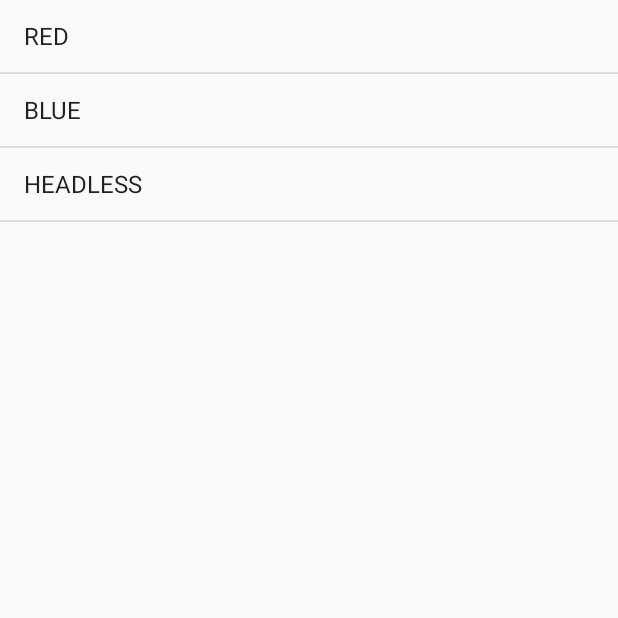
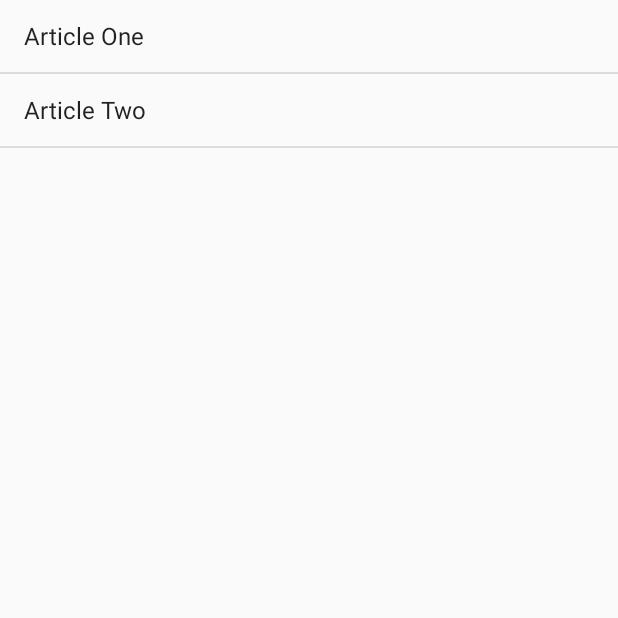
Before and after one commit to ahegde3/naren, an Android app: the screen it shows after launch (MainActivity), on a phone screen of 412 x 824 dp, the top half of it. Run offline under Robolectric (Android 15) with nearby library versions, the phone set to English and light mode, and no system bars.

Commit message:
Updated the app

```diff
--- a/FragmemtSample/app/src/main/java/sample/naren/com/fragmemtsample/FirstFragment.java
+++ /dev/null
@@ -1,62 +0,0 @@
-package sample.naren.com.fragmemtsample;
-
-import android.app.Activity;
-import android.os.Build;
-import android.os.Bundle;
-import android.support.v4.app.ListFragment;
-import android.view.View;
-import android.widget.ArrayAdapter;
-import android.widget.ListView;
-
-/**
- * Created by nsbisht on 4/27/16.
- */
-public class FirstFragment extends ListFragment {
-
-
-    public interface OnHandleItemSelected {
-        public void onButtonSelected(int index);
-    }
-
-    private OnHandleItemSelected mCallback;
-
-    @Override
-    public void onCreate(Bundle savedInstanceState) {
-        super.onCreate(savedInstanceState);
-        // We need to use a different list item layout for devices older than Honeycomb
-        int layout = Build.VERSION.SDK_INT >= Build.VERSION_CODES.HONEYCOMB ?
-                android.R.layout.simple_list_item_activated_1 : android.R.layout.simple_list_item_1;
-
-        // Create an array adapter for the list view, using the Ipsum headlines array
-        setListAdapter(new ArrayAdapter<String>(getActivity(), layout, new String[]{"RED", "BLUE", "HEADLESS"}));
-    }
-
-    @Override
-    public void onAttach(Activity activity) {
-        super.onAttach(activity);
-        // This makes sure that the container activity has implemented
-        // the callback interface. If not, it throws an exception.
-        try {
-            mCallback = (OnHandleItemSelected) activity;
-        } catch (ClassCastException e) {
-            throw new ClassCastException(activity.toString()
-                    + " must implement OnHandleItemSelected");
-        }
-    }
-
-    @Override
-    public void onListItemClick(ListView l, View v, int position, long id) {
-        mCallback.onButtonSelected(position);
-        getListView().setItemChecked(position, true);
-    }
-
-    @Override
-    public void onStart() {
-        super.onStart();
-        // When in two-pane layout, set the listview to highlight the selected list item
-        // (We do this during onStart because at the point the listview is available.)
-        if (getFragmentManager().findFragmentById(R.id.first_fragment) != null) {
-            getListView().setChoiceMode(ListView.CHOICE_MODE_SINGLE);
-        }
-    }
-}
--- /dev/null
+++ b/FragmemtSample/app/src/main/java/sample/naren/com/fragmemtsample/HeadlinesFragment.java
@@ -0,0 +1,80 @@
+/*
+ * Copyright (C) 2012 The Android Open Source Project
+ *
+ * Licensed under the Apache License, Version 2.0 (the "License");
+ * you may not use this file except in compliance with the License.
+ * You may obtain a copy of the License at
+ *
+ *      http://www.apache.org/licenses/LICENSE-2.0
+ *
+ * Unless required by applicable law or agreed to in writing, software
+ * distributed under the License is distributed on an "AS IS" BASIS,
+ * WITHOUT WARRANTIES OR CONDITIONS OF ANY KIND, either express or implied.
+ * See the License for the specific language governing permissions and
+ * limitations under the License.
+ */
+package sample.naren.com.fragmemtsample;
+
+import android.app.Activity;
+import android.os.Build;
+import android.os.Bundle;
+import android.support.v4.app.ListFragment;
+import android.view.View;
+import android.widget.ArrayAdapter;
+import android.widget.ListView;
+
+public class HeadlinesFragment extends ListFragment {
+    OnHeadlineSelectedListener mCallback;
+
+    // The container Activity must implement this interface so the frag can deliver messages
+    public interface OnHeadlineSelectedListener {
+        /** Called by HeadlinesFragment when a list item is selected */
+        public void onArticleSelected(int position);
+    }
+
+    @Override
+    public void onCreate(Bundle savedInstanceState) {
+        super.onCreate(savedInstanceState);
+
+        // We need to use a different list item layout for devices older than Honeycomb
+        int layout = Build.VERSION.SDK_INT >= Build.VERSION_CODES.HONEYCOMB ?
+                android.R.layout.simple_list_item_activated_1 : android.R.layout.simple_list_item_1;
+
+        // Create an array adapter for the list view, using the Ipsum headlines array
+        setListAdapter(new ArrayAdapter<String>(getActivity(), layout, Ipsum.Headlines));
+    }
+
+    @Override
+    public void onStart() {
+        super.onStart();
+
+        // When in two-pane layout, set the listview to highlight the selected list item
+        // (We do this during onStart because at the point the listview is available.)
+        if (getFragmentManager().findFragmentById(R.id.article_fragment) != null) {
+            getListView().setChoiceMode(ListView.CHOICE_MODE_SINGLE);
+        }
+    }
+
+    @Override
+    public void onAttach(Activity activity) {
+        super.onAttach(activity);
+
+        // This makes sure that the container activity has implemented
+        // the callback interface. If not, it throws an exception.
+        try {
+            mCallback = (OnHeadlineSelectedListener) activity;
+        } catch (ClassCastException e) {
+            throw new ClassCastException(activity.toString()
+                    + " must implement OnHeadlineSelectedListener");
+        }
+    }
+
+    @Override
+    public void onListItemClick(ListView l, View v, int position, long id) {
+        // Notify the parent activity of selected item
+        mCallback.onArticleSelected(position);
+
+        // Set the item as checked to be highlighted when in two-pane layout
+        getListView().setItemChecked(position, true);
+    }
+}
--- /dev/null
+++ b/FragmemtSample/app/src/main/java/sample/naren/com/fragmemtsample/Ipsum.java
@@ -0,0 +1,29 @@
+/*
+ * Copyright (C) 2012 The Android Open Source Project
+ *
+ * Licensed under the Apache License, Version 2.0 (the "License");
+ * you may not use this file except in compliance with the License.
+ * You may obtain a copy of the License at
+ *
+ *      http://www.apache.org/licenses/LICENSE-2.0
+ *
+ * Unless required by applicable law or agreed to in writing, software
+ * distributed under the License is distributed on an "AS IS" BASIS,
+ * WITHOUT WARRANTIES OR CONDITIONS OF ANY KIND, either express or implied.
+ * See the License for the specific language governing permissions and
+ * limitations under the License.
+ */
+package sample.naren.com.fragmemtsample;
+
+public class Ipsum {
+
+    static String[] Headlines = {
+        "Article One",
+        "Article Two"
+    };
+
+    static String[] Articles = {
+        "Article One\n\nExcepteur pour-over occaecat squid biodiesel umami gastropub, nulla laborum salvia dreamcatcher fanny pack. Ullamco culpa retro ea, trust fund excepteur eiusmod direct trade banksy nisi lo-fi cray messenger bag. Nesciunt esse carles selvage put a bird on it gluten-free, wes anderson ut trust fund twee occupy viral. Laboris small batch scenester pork belly, leggings ut farm-to-table aliquip yr nostrud iphone viral next level. Craft beer dreamcatcher pinterest truffaut ethnic, authentic brunch. Esse single-origin coffee banksy do next level tempor. Velit synth dreamcatcher, magna shoreditch in american apparel messenger bag narwhal PBR ennui farm-to-table.",
+        "Article Two\n\nVinyl williamsburg non velit, master cleanse four loko banh mi. Enim kogi keytar trust fund pop-up portland gentrify. Non ea typewriter dolore deserunt Austin. Ad magna ethical kogi mixtape next level. Aliqua pork belly thundercats, ut pop-up tattooed dreamcatcher kogi accusamus photo booth irony portland. Semiotics brunch ut locavore irure, enim etsy laborum stumptown carles gentrify post-ironic cray. Butcher 3 wolf moon blog synth, vegan carles odd future."
+    };
+}
--- /dev/null
+++ b/FragmemtSample/app/src/main/res/layout-large/news_articles.xml
@@ -0,0 +1,35 @@
+<?xml version="1.0" encoding="utf-8"?>
+<!--
+Copyright (C) 2012 The Android Open Source Project
+
+Licensed under the Apache License, Version 2.0 (the "License");
+you may not use this file except in compliance with the License.
+You may obtain a copy of the License at
+
+     http://www.apache.org/licenses/LICENSE-2.0
+
+Unless required by applicable law or agreed to in writing, software
+distributed under the License is distributed on an "AS IS" BASIS,
+WITHOUT WARRANTIES OR CONDITIONS OF ANY KIND, either express or implied.
+See the License for the specific language governing permissions and
+limitations under the License.
+-->
+
+<LinearLayout xmlns:android="http://schemas.android.com/apk/res/android"
+    android:orientation="horizontal"
+    android:layout_width="match_parent"
+    android:layout_height="match_parent">
+
+    <fragment android:name="sample.naren.com.fragmemtsample.HeadlinesFragment"
+              android:id="@+id/headlines_fragment"
+              android:layout_weight="1"
+              android:layout_width="0dp"
+              android:layout_height="match_parent" />
+
+    <fragment android:name="sample.naren.com.fragmemtsample.ArticleFragment"
+              android:id="@+id/article_fragment"
+              android:layout_weight="2"
+              android:layout_width="0dp"
+              android:layout_height="match_parent" />
+
+</LinearLayout>
--- a/FragmemtSample/app/src/main/res/layout/activity_main.xml
+++ /dev/null
@@ -1,9 +0,0 @@
-<?xml version="1.0" encoding="utf-8"?>
-<FrameLayout xmlns:android="http://schemas.android.com/apk/res/android"
-    xmlns:tools="http://schemas.android.com/tools"
-    android:id="@+id/fragment_container"
-    android:layout_width="match_parent"
-    android:layout_height="match_parent"
-    tools:context="sample.naren.com.fragmemtsample.MainActivity">
-
-</FrameLayout>
--- /dev/null
+++ b/FragmemtSample/app/src/main/res/layout/news_articles.xml
@@ -0,0 +1,21 @@
+<?xml version="1.0" encoding="utf-8"?>
+<!--
+Copyright (C) 2012 The Android Open Source Project
+
+Licensed under the Apache License, Version 2.0 (the "License");
+you may not use this file except in compliance with the License.
+You may obtain a copy of the License at
+
+     http://www.apache.org/licenses/LICENSE-2.0
+
+Unless required by applicable law or agreed to in writing, software
+distributed under the License is distributed on an "AS IS" BASIS,
+WITHOUT WARRANTIES OR CONDITIONS OF ANY KIND, either express or implied.
+See the License for the specific language governing permissions and
+limitations under the License.
+-->
+
+<FrameLayout xmlns:android="http://schemas.android.com/apk/res/android"
+    android:id="@+id/fragment_container"
+    android:layout_width="match_parent"
+    android:layout_height="match_parent" />
```
Also changed, not shown: FragmemtSample/app/src/main/java/sample/naren/com/fragmemtsample/ArticleFragment.java (added, +75 -0 lines), FragmemtSample/app/src/main/java/sample/naren/com/fragmemtsample/ForthFragment.java (deleted, +0 -19 lines), FragmemtSample/app/src/main/java/sample/naren/com/fragmemtsample/MainActivity.java (+45 -44 lines), FragmemtSample/app/src/main/java/sample/naren/com/fragmemtsample/SecondFragment.java (deleted, +0 -19 lines), FragmemtSample/app/src/main/java/sample/naren/com/fragmemtsample/ThirdFragment.java (deleted, +0 -19 lines), FragmemtSample/app/src/main/res/layout/article_view.xml (added, +23 -0 lines), FragmemtSample/app/src/main/res/layout/first_fragment_layout.xml (deleted, +0 -24 lines), FragmemtSample/app/src/main/res/layout/second_fragment_layout.xml (deleted, +0 -8 lines), FragmemtSample/app/src/main/res/layout/third_fragment_layout.xml (deleted, +0 -8 lines).
